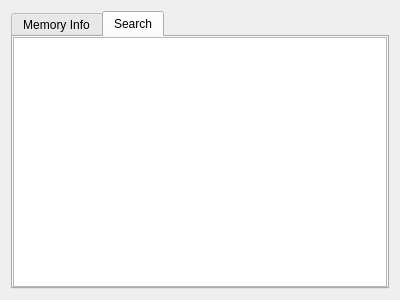
Above: gui/sources/memorywidget.ui from nccgroup/pip3line before the change. Below: the same form after it.
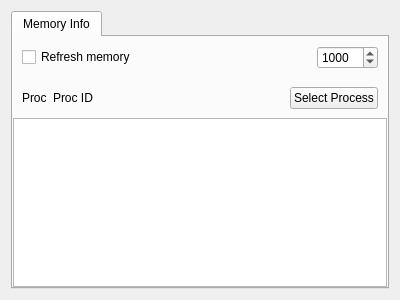
That is the form after the change. The open tabs and pages were chosen to show the change.

Diff of the .ui file:
```diff
--- a/gui/sources/memorywidget.ui
+++ b/gui/sources/memorywidget.ui
@@ -124,22 +124,6 @@
        </item>
       </layout>
      </widget>
-     <widget class="QWidget" name="search">
-      <attribute name="title">
-       <string>Search</string>
-      </attribute>
-      <layout class="QVBoxLayout" name="verticalLayout_3">
-       <property name="spacing">
-        <number>0</number>
-       </property>
-       <property name="margin">
-        <number>0</number>
-       </property>
-       <item>
-        <widget class="QListView" name="listView"/>
-       </item>
-      </layout>
-     </widget>
     </widget>
    </item>
   </layout>
```
Left out of the diff: 2 changed lines with no effect on the pictures.
